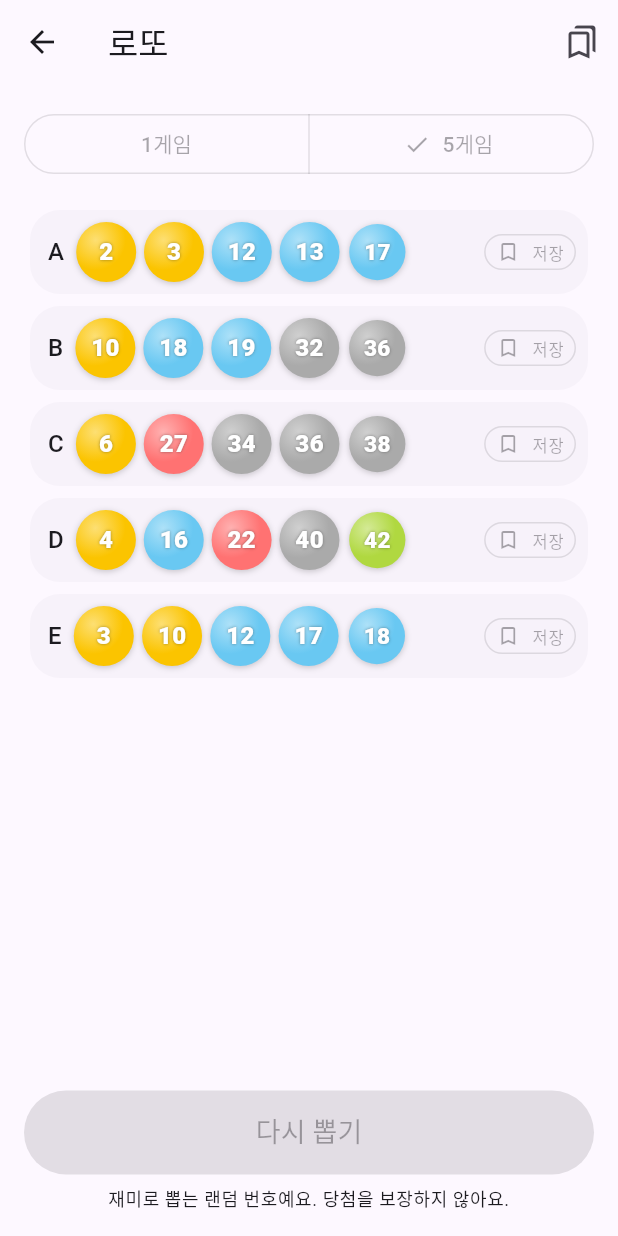
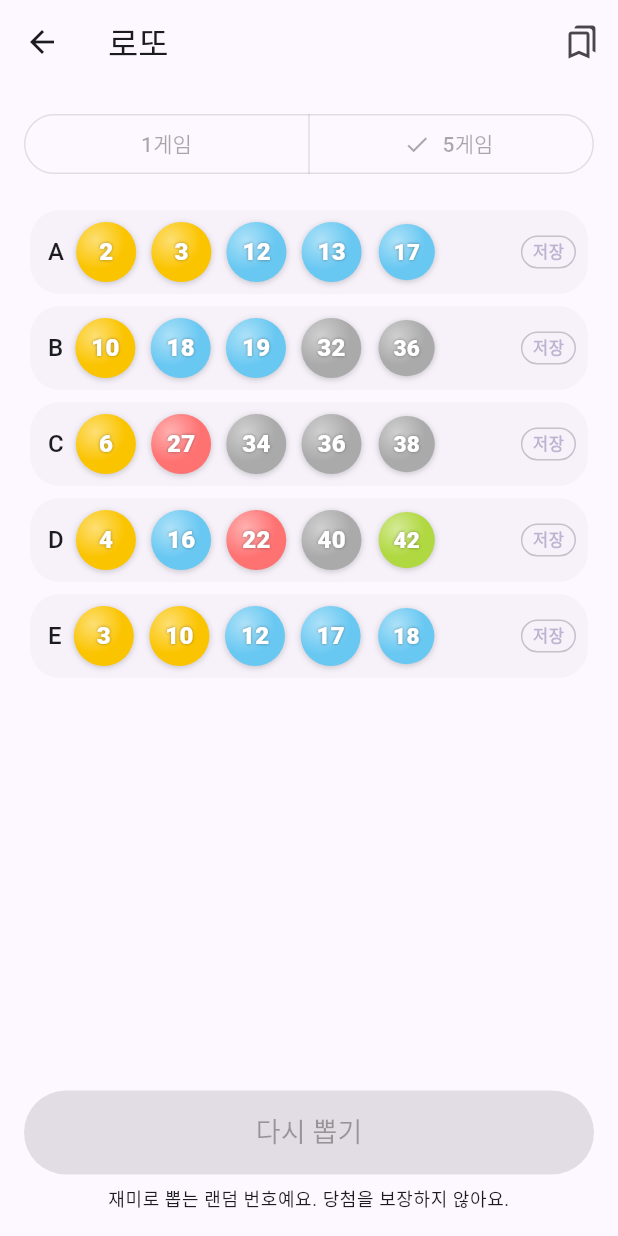
Before and after one commit to shlete/Oppop, a Flutter app: the LottoScreen screen opened directly, after a tap on "5게임", after a tap on "번호 뽑기", on a phone screen of 412 x 824 dp. Run offline on Flutter 3.47's test engine with Material 3 defaults, Android fonts, the phone set to English and light mode, and no system bars; our stand-ins replace flutter_riverpod, google_mobile_ads, shared_preferences; accounts and stored records are empty; network calls fail.

Commit message:
로또: 저장 버튼을 글자만 있는 작은 알약 모양으로
Co-Authored-By: Claude Opus 5.5 (1M context) <noreply@anthropic.com>
Claude-Session: https://claude.ai/code/session_01UjtEbePFwBpyU2YJRuNUmw

```diff
--- a/lib/features/lotto/lotto_screen.dart
+++ b/lib/features/lotto/lotto_screen.dart
@@ -228,7 +228,7 @@ class _GameRow extends StatelessWidget {
   }
 }
 
-/// 줄 오른쪽의 작은 저장 버튼. 아이콘만으로는 저장인지 알기 어려워 글자를 같이 쓴다.
+/// 줄 오른쪽의 작은 저장 버튼. 저장하면 같은 크기로 색만 채워진다.
 class _SaveChip extends StatelessWidget {
   const _SaveChip({required this.saved, required this.onPressed});
 
@@ -238,31 +238,33 @@ class _SaveChip extends StatelessWidget {
   @override
   Widget build(BuildContext context) {
     final scheme = Theme.of(context).colorScheme;
-    final style = ButtonStyle(
-      visualDensity: VisualDensity.compact,
-      tapTargetSize: MaterialTapTargetSize.shrinkWrap,
-      padding: const WidgetStatePropertyAll(
-        EdgeInsets.symmetric(horizontal: 8),
+    final enabled = onPressed != null;
+    return Material(
+      color: saved ? scheme.primary : Colors.transparent,
+      shape: StadiumBorder(
+        side: BorderSide(
+          color: saved
+              ? scheme.primary
+              : scheme.outline.withValues(alpha: enabled ? 1 : 0.4),
+        ),
       ),
-      minimumSize: const WidgetStatePropertyAll(Size(0, 32)),
-      textStyle: WidgetStatePropertyAll(Theme.of(context).textTheme.labelSmall),
-      iconSize: const WidgetStatePropertyAll(16),
+      child: InkWell(
+        customBorder: const StadiumBorder(),
+        onTap: onPressed,
+        child: Padding(
+          padding: const EdgeInsets.symmetric(horizontal: 8, vertical: 3),
+          child: Text(
+            '저장',
+            style: TextStyle(
+              fontSize: 11,
+              fontWeight: FontWeight.w600,
+              color: saved
+                  ? scheme.onPrimary
+                  : scheme.primary.withValues(alpha: enabled ? 1 : 0.4),
+            ),
+          ),
+        ),
+      ),
     );
-    final icon = Icon(saved ? Icons.bookmark : Icons.bookmark_border);
-    return saved
-        ? FilledButton.tonalIcon(
-            style: style.copyWith(
-              backgroundColor: WidgetStatePropertyAll(scheme.primaryContainer),
-            ),
-            onPressed: onPressed,
-            icon: icon,
-            label: const Text('저장됨'),
-          )
-        : OutlinedButton.icon(
-            style: style,
-            onPressed: onPressed,
-            icon: icon,
-            label: const Text('저장'),
-          );
   }
 }
```
